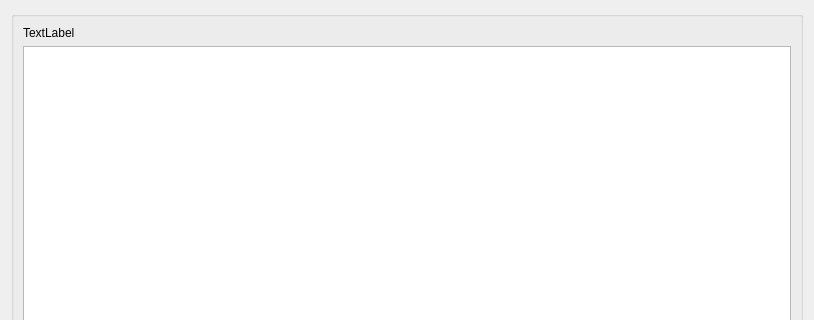
Old version of the form ui/tm/price_management.ui in the repository Giswater/giswater_qgis_plugin; both pictures show x 0 to 814 and y 0 to 320 of the 814 by 690 pixel window.
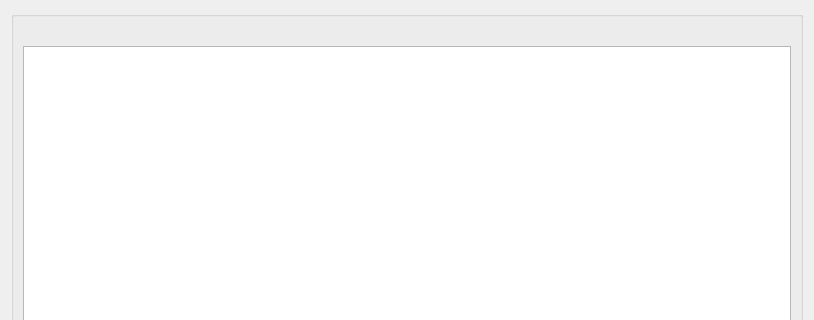
New version of the form.

```diff
--- a/ui/tm/price_management.ui
+++ b/ui/tm/price_management.ui
@@ -33,7 +33,7 @@
           <item>
            <widget class="QLabel" name="label">
             <property name="text">
-             <string>TextLabel</string>
+             <string/>
             </property>
            </widget>
           </item>
```
